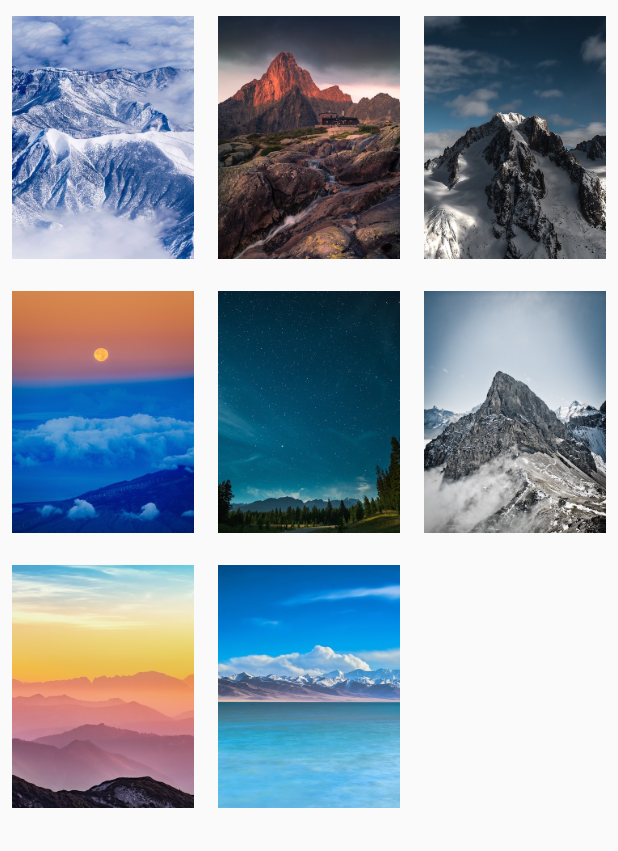
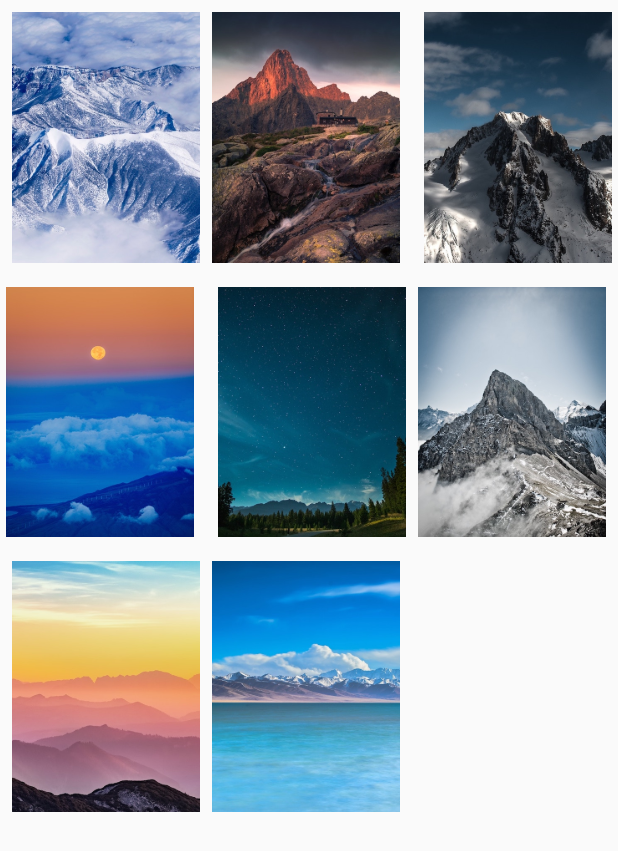
Before and after one commit to bizz84/layout-demo-flutter, a Flutter app: the HeroPage screen opened directly, on a phone screen of 412 x 824 dp. Shown: the top 851 px of the screen. Run offline on Flutter 3.47's test engine with Material 2 defaults, Android fonts, the phone set to English and light mode, and no system bars.

Commit message:
Tweak padding

```diff
--- a/lib/pages/hero_page.dart
+++ b/lib/pages/hero_page.dart
@@ -1,6 +1,5 @@
 import 'package:flutter/material.dart';
 import 'package:layout_demo_flutter/layout_type.dart';
-import 'package:layout_demo_flutter/pages/list_page.dart';
 import 'package:flutter/rendering.dart';
 import 'package:flutter/foundation.dart';
 
@@ -122,11 +121,9 @@ class HeroPage extends StatelessWidget implements HasLayoutGroup {
               (BuildContext context, int index) {
                 return Container(
                   alignment: Alignment.center,
-                  child: Container(
-                    padding: EdgeInsets.all(8.0),
-                    child: Image.asset(
-                      assetNames[index % assetNames.length],
-                    ),
+                  padding: _edgeInsetsForIndex(index),
+                  child: Image.asset(
+                    assetNames[index % assetNames.length],
                   ),
                 );
               },
@@ -137,4 +134,12 @@ class HeroPage extends StatelessWidget implements HasLayoutGroup {
       ),
     );
   }
+
+  EdgeInsets _edgeInsetsForIndex(int index) {
+    if (index % 2 == 0) {
+      return EdgeInsets.only(top: 4.0, left: 8.0, right: 4.0, bottom: 4.0);
+    } else {
+      return EdgeInsets.only(top: 4.0, left: 4.0, right: 8.0, bottom: 4.0);
+    }
+  }
 }
```
